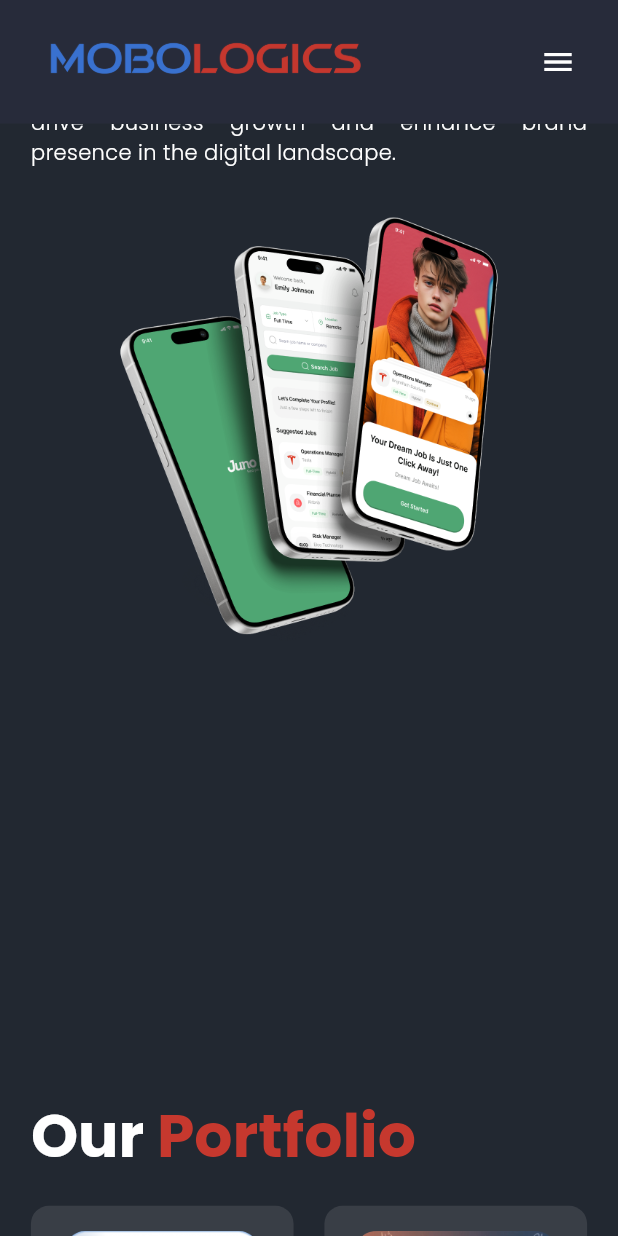
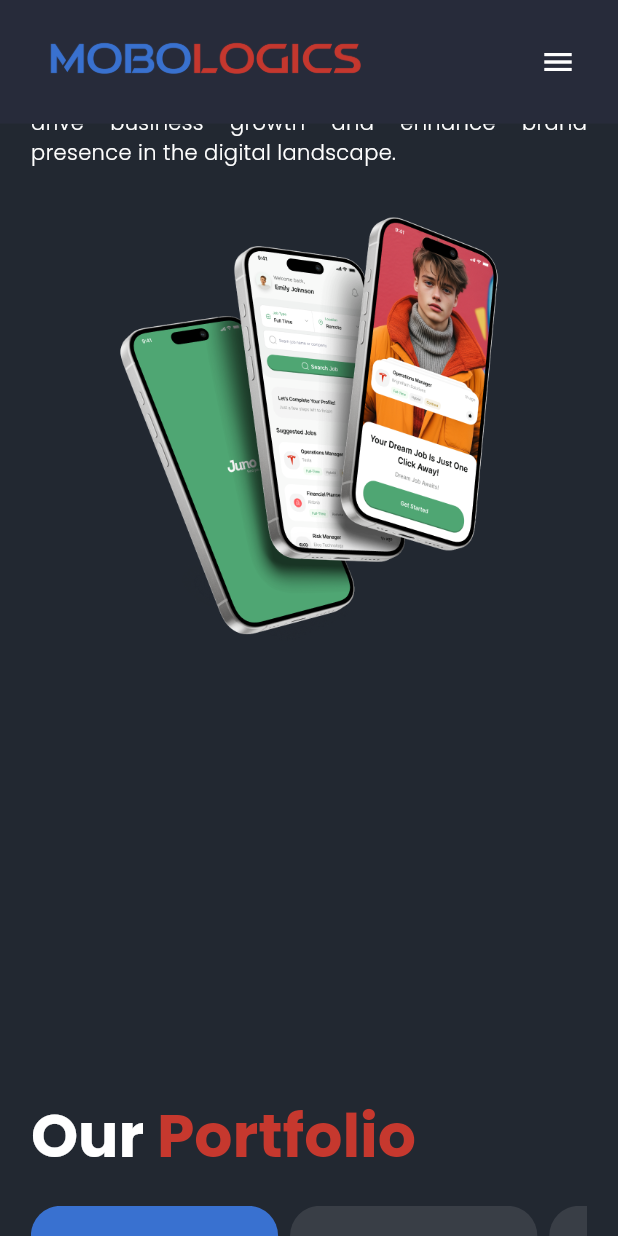
Before and after one commit to 5-abdulsami/mobologics_web, a Flutter app: the screen it shows after launch, scrolled down 1152 dp, on a phone screen of 412 x 824 dp. Run offline on Flutter 3.47's test engine with Material 3 defaults, Android fonts, the phone set to English and light mode, and no system bars; our stand-ins replace cloud_firestore, firebase_core, go_router, google_fonts; accounts and stored records are empty.

Commit message:
added tabs of all, android and ios in portfolio and added more portfolio items

```diff
--- a/lib/responsive_view/mobile_portfolio_section.dart
+++ b/lib/responsive_view/mobile_portfolio_section.dart
@@ -1,65 +1,119 @@
-import 'dart:developer';
-
 import 'package:flutter/material.dart';
 import 'package:google_fonts/google_fonts.dart';
 import 'package:mobologics_web/utils/colors.dart';
 import 'package:mobologics_web/utils/constants.dart';
 import 'package:mobologics_web/widgets/portfolio_item.dart';
-import 'package:url_launcher/url_launcher.dart';
+import 'package:mobologics_web/widgets/services_tab.dart';
 
-class MobilePortfolio extends StatelessWidget {
+class MobilePortfolio extends StatefulWidget {
   final double height;
   final double width;
-  MobilePortfolio({super.key, required this.height, required this.width});
+
+  const MobilePortfolio({Key? key, required this.height, required this.width})
+      : super(key: key);
+
+  @override
+  State<MobilePortfolio> createState() => _MobilePortfolioState();
+}
+
+class _MobilePortfolioState extends State<MobilePortfolio> {
+  int _activeTabIndex = 0; // 0: All, 1: Android, 2: iOS
+
+  // Get portfolio items based on the active tab
+  List<Map<String, String>> getCurrentPortfolioItems() {
+    switch (_activeTabIndex) {
+      case 1:
+        return androidPortfolioItems;
+      case 2:
+        return iosPortfolioItems;
+      default:
+        return allPortfolioItems;
+    }
+  }
 
   @override
   Widget build(BuildContext context) {
+    final width = widget.width;
+    final height = widget.height;
+
     return SingleChildScrollView(
       child: Padding(
         padding: EdgeInsets.symmetric(
-            horizontal: width * 0.05, vertical: height * 0.05),
+          horizontal: width * 0.05,
+          vertical: height * 0.05,
+        ),
         child: Column(
           crossAxisAlignment: CrossAxisAlignment.start,
           children: [
+            // Header
             RichText(
-              text: TextSpan(children: [
+              text: TextSpan(
+                children: [
                   TextSpan(
                     text: "Our ",
                     style: GoogleFonts.poppins(
                       color: Colors.white,
                       fontSize: 40,
-                      fontWeight: FontWeight.bold),
+                      fontWeight: FontWeight.bold,
+                    ),
                   ),
                   TextSpan(
                     text: "Portfolio",
                     style: GoogleFonts.poppins(
                       color: redColor,
                       fontSize: 40,
-                      fontWeight: FontWeight.bold),
+                      fontWeight: FontWeight.bold,
                     ),
-              ]),
+                  ),
+                ],
+              ),
             ),
             SizedBox(height: height * 0.02),
-            // Display portfolio items in two columns
+            // Tabs
+            SingleChildScrollView(
+              scrollDirection: Axis.horizontal,
+              child: Row(
+                mainAxisAlignment: MainAxisAlignment.start,
+                children: [
+                  ServiceTab(
+                    title: "All",
+                    isActive: _activeTabIndex == 0,
+                    onTap: () => setState(() => _activeTabIndex = 0),
+                  ),
+                  ServiceTab(
+                    title: "Android",
+                    isActive: _activeTabIndex == 1,
+                    onTap: () => setState(() => _activeTabIndex = 1),
+                  ),
+                  ServiceTab(
+                    title: "iOS",
+                    isActive: _activeTabIndex == 2,
+                    onTap: () => setState(() => _activeTabIndex = 2),
+                  ),
+                ],
+              ),
+            ),
+            SizedBox(height: height * 0.03),
+            // GridView of portfolio items
             GridView.builder(
               shrinkWrap: true,
-              physics: NeverScrollableScrollPhysics(),
+              physics: const NeverScrollableScrollPhysics(),
               gridDelegate: SliverGridDelegateWithFixedCrossAxisCount(
                 crossAxisCount: 2,
                 crossAxisSpacing: width * 0.05,
-                mainAxisSpacing: height * 0.05,
-                childAspectRatio: 0.75, // Adjust this to fit the items better
+                mainAxisSpacing: height * 0.03,
+                childAspectRatio: 0.75, // Adjust as needed for item proportions
               ),
-              itemCount: portfolioItems.length,
+              itemCount: getCurrentPortfolioItems().length,
               itemBuilder: (context, index) {
+                final item = getCurrentPortfolioItems()[index];
                 return InkWell(
-                  onTap: () =>
-                      launchURL(context, portfolioItems[index]['link']!),
+                  onTap: () => launchURL(context, item['link']!),
                   child: PortfolioItem(
                     mobileView: true,
-                    title: portfolioItems[index]['title']!,
-                    description: portfolioItems[index]['description']!,
-                    image: portfolioItems[index]['image']!,
+                    title: item['title']!,
+                    description: item['description']!,
+                    image: item['image']!,
                   ),
                 );
               },
--- a/lib/utils/constants.dart
+++ b/lib/utils/constants.dart
@@ -3,7 +3,7 @@ import 'dart:developer';
 import 'package:flutter/material.dart';
 import 'package:url_launcher/url_launcher.dart';
 
-final List<Map<String, String>> portfolioItems = [
+final List<Map<String, String>> androidPortfolioItems = [
   {
     'title': 'Ai Grammar Checker & \nAi Writer',
     'description':
@@ -18,6 +18,20 @@ final List<Map<String, String>> portfolioItems = [
     'image': 'assets/images/app_icons/math_solver.png',
     'link':
         'https://play.google.com/store/apps/details?id=com.ai_math_solver_ai_mathphoto_solver.aistudycompanion&gl=pk',
+  },
+  {
+    'title': 'Ai Plant Identifier by Picture',
+    'description': 'Identify any plant or a plant disease with just a photo!',
+    'image': 'assets/images/app_icons/plant.png',
+    'link':
+        'https://play.google.com/store/apps/details?id=com.plantidentifiereasy.aiplantexploreandidentify&gl=pk',
+  },
+  {
+    'title': 'Speak & Translate Interpreter',
+    'description': 'Translate conversations & fix grammar on the go!',
+    'image': 'assets/images/app_icons/speak.png',
+    'link':
+        'https://play.google.com/store/apps/details?id=com.alllanguagetranslator.voicetranslation&gl=pk',
   },
   {
     'title': 'Ai English Dictionary',
@@ -48,6 +62,55 @@ final List<Map<String, String>> portfolioItems = [
         'https://play.google.com/store/apps/details?id=com.islamicworld.qurankareem',
   },
 ];
+
+final List<Map<String, String>> iosPortfolioItems = [
+  {
+    'title': 'PDF Viewer, Editor & Converter',
+    'description': 'Manage PDFs with Ease',
+    'image': 'assets/images/app_icons/pdf.png',
+    'link':
+        'https://apps.apple.com/us/app/pdf-viewer-editor-converter/id6443897218',
+  },
+  {
+    'title': 'VidGenius - Ai Video Generator',
+    'description': 'Generate Videos with AI',
+    'image': 'assets/images/app_icons/vidgenious.png',
+    'link':
+        'https://apps.apple.com/us/app/vidgenius-ai-video-generator/id6467833017',
+  },
+  {
+    'title': 'Nudge - Notes and Reminders',
+    'description': 'Never miss a task - Reminders & Notes at your fingertips!',
+    'image': 'assets/images/app_icons/nudge.png',
+    'link':
+        'https://apps.apple.com/us/app/nudge-notes-and-reminders/id1507376029',
+  },
+  {
+    'title': 'Text to Speech - Voice Typing',
+    'description': 'Speak your thoughts, hear your text!',
+    'image': 'assets/images/app_icons/voice_typing.png',
+    'link':
+        'https://apps.apple.com/us/app/text-to-speech-voice-typing/id1514560624',
+  },
+  {
+    'title': 'IslamHQ: Quran, Qibla & Prayer',
+    'description': 'Your Islamic Companion: Quran, Prayer Times & Qibla Finder',
+    'image': 'assets/images/app_icons/islamhq.png',
+    'link':
+        'https://apps.apple.com/us/app/text-to-speech-voice-typing/id1514560624',
+  },
+  {
+    'title': 'Metal Detector & Sound Meter',
+    'description': 'Detect Metal, Measure Sound',
+    'image': 'assets/images/app_icons/metal.png',
+    'link':
+        'https://apps.apple.com/us/app/metal-detector-sound-meter/id6478269346',
+  },
+]; // Empty for now
+
+// Combine all items
+List<Map<String, String>> get allPortfolioItems =>
+    [...androidPortfolioItems, ...iosPortfolioItems];
 
 Future<void> launchURL(BuildContext context, String url) async {
   try {
```
Also changed, not shown: lib/sections/portfolio_section.dart (+75 -73 lines), assets/images/app_icons/aiota.png (added), assets/images/app_icons/islamhq.png (added), assets/images/app_icons/metal.png (added), assets/images/app_icons/nudge.png (added), assets/images/app_icons/pdf.png (added), assets/images/app_icons/plant.png (added), assets/images/app_icons/speak.png (added), assets/images/app_icons/vidgenious.png (added), assets/images/app_icons/voice_typing.png (added), 2 other files. Lines whose indentation alone changed are shown as unchanged.
